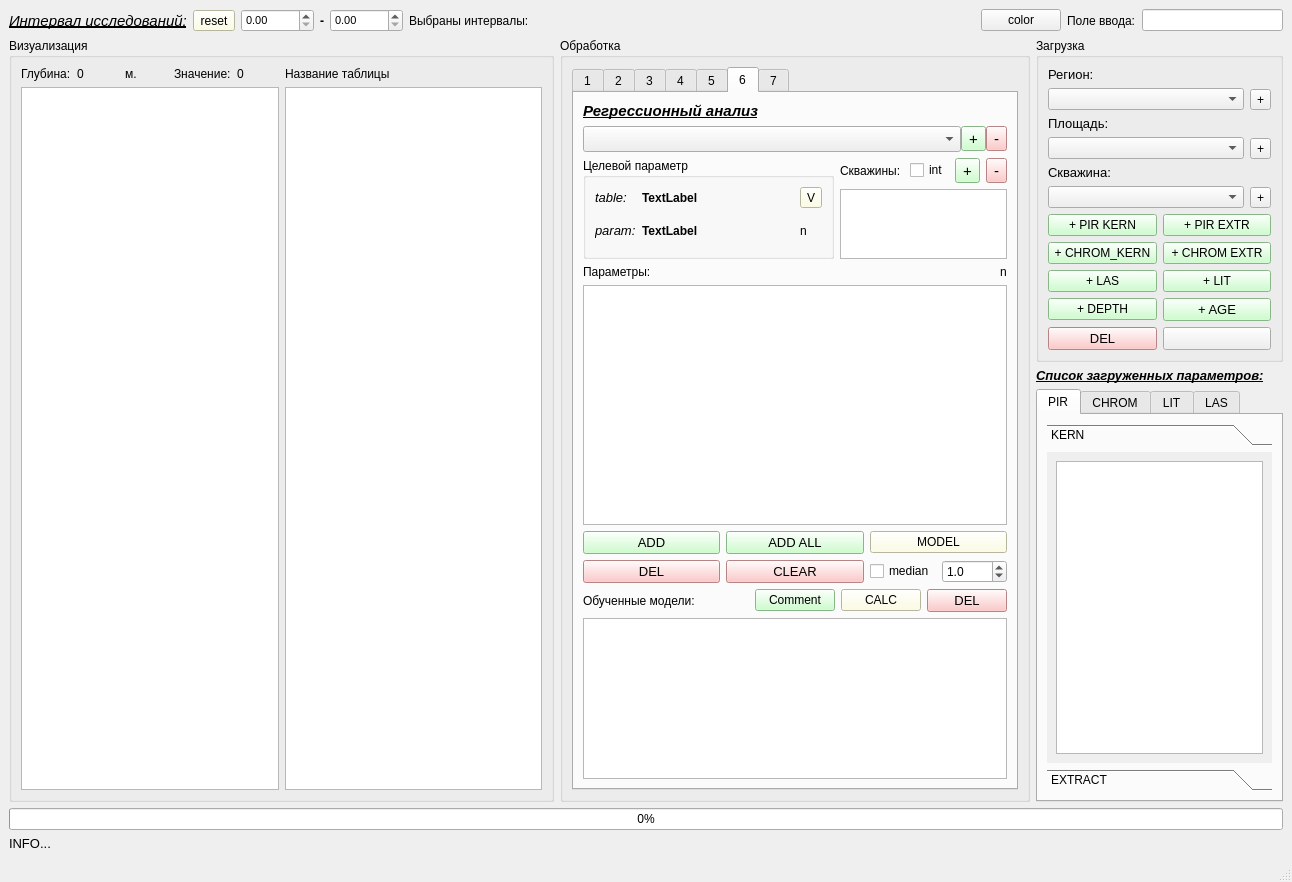
This is qt/domanic_dialog.ui in idergunoff/domanic as Qt 5 draws it before an edit. The edited form follows.
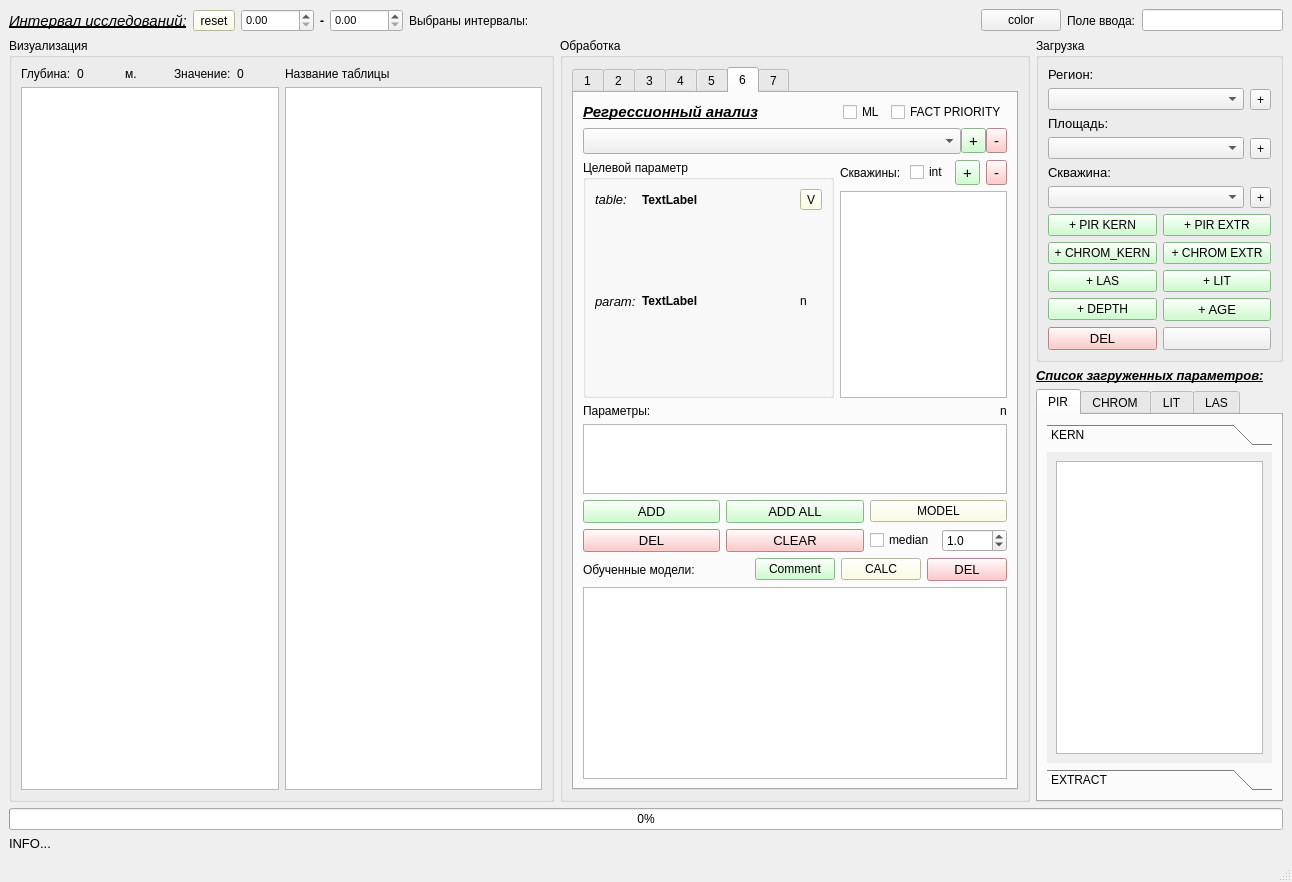
This is the edited form. The open tabs and pages were chosen to show the change. Custom widgets are drawn as their Qt base class.

Commit message: calc_data regression train model

Diff of the .ui file:
```diff
--- a/qt/domanic_dialog.ui
+++ b/qt/domanic_dialog.ui
@@ -2834,24 +2834,150 @@
                 </attribute>
                 <layout class="QGridLayout" name="gridLayout_98">
                  <item row="0" column="0">
-                  <widget class="QLabel" name="label_param_9">
-                   <property name="font">
-                    <font>
-                     <pointsize>11</pointsize>
-                     <weight>75</weight>
-                     <italic>true</italic>
-                     <bold>true</bold>
-                     <underline>true</underline>
-                    </font>
-                   </property>
-                   <property name="text">
-                    <string>Регрессионный анализ</string>
-                   </property>
-                  </widget>
-                 </item>
-                 <item row="1" column="0">
-                  <layout class="QGridLayout" name="gridLayout_97" rowstretch="0,1,5,3">
-                   <item row="0" column="0">
+                  <layout class="QGridLayout" name="gridLayout_97" rowstretch="0,1,5,3,0">
+                   <item row="3" column="0">
+                    <layout class="QGridLayout" name="gridLayout_93">
+                     <item row="0" column="0">
+                      <layout class="QGridLayout" name="gridLayout_91">
+                       <item row="1" column="0">
+                        <widget class="QListWidget" name="listWidget_reg_param"/>
+                       </item>
+                       <item row="0" column="0">
+                        <layout class="QGridLayout" name="gridLayout_101" columnstretch="1,0">
+                         <item row="0" column="0">
+                          <widget class="QLabel" name="label_24">
+                           <property name="text">
+                            <string>Параметры:</string>
+                           </property>
+                          </widget>
+                         </item>
+                         <item row="0" column="1">
+                          <widget class="QLabel" name="label_reg_n_features">
+                           <property name="text">
+                            <string>n</string>
+                           </property>
+                          </widget>
+                         </item>
+                        </layout>
+                       </item>
+                      </layout>
+                     </item>
+                     <item row="1" column="0">
+                      <layout class="QGridLayout" name="gridLayout_82">
+                       <item row="0" column="1">
+                        <widget class="QPushButton" name="pushButton_add_reg_all_param">
+                         <property name="font">
+                          <font>
+                           <pointsize>10</pointsize>
+                          </font>
+                         </property>
+                         <property name="styleSheet">
+                          <string notr="true">background-color: rgb(191, 255, 191);</string>
+                         </property>
+                         <property name="text">
+                          <string>ADD ALL</string>
+                         </property>
+                        </widget>
+                       </item>
+                       <item row="1" column="1">
+                        <widget class="QPushButton" name="pushButton_clear_reg_param">
+                         <property name="font">
+                          <font>
+                           <pointsize>10</pointsize>
+                          </font>
+                         </property>
+                         <property name="toolTip">
+                          <string>Очистить список параметров</string>
+                         </property>
+                         <property name="styleSheet">
+                          <string notr="true">background-color: rgb(255, 185, 185);</string>
+                         </property>
+                         <property name="text">
+                          <string>CLEAR</string>
+                         </property>
+                        </widget>
+                       </item>
+                       <item row="1" column="0">
+                        <widget class="QPushButton" name="pushButton_del_reg_param">
+                         <property name="font">
+                          <font>
+                           <pointsize>10</pointsize>
+                          </font>
+                         </property>
+                         <property name="toolTip">
+                          <string>Удалить выбранный параметр</string>
+                         </property>
+                         <property name="styleSheet">
+                          <string notr="true">background-color: rgb(255, 185, 185);</string>
+                         </property>
+                         <property name="text">
+                          <string>DEL</string>
+                         </property>
+                        </widget>
+                       </item>
+                       <item row="0" column="0">
+                        <widget class="QPushButton" name="pushButton_add_reg_param">
+                         <property name="font">
+                          <font>
+                           <pointsize>10</pointsize>
+                          </font>
+                         </property>
+                         <property name="toolTip">
+                          <string>Добавить параметр</string>
+                         </property>
+                         <property name="autoFillBackground">
+                          <bool>false</bool>
+                         </property>
+                         <property name="styleSheet">
+                          <string notr="true">background-color: rgb(191, 255, 191);</string>
+                         </property>
+                         <property name="text">
+                          <string>ADD</string>
+                         </property>
+                        </widget>
+                       </item>
+                       <item row="0" column="2">
+                        <widget class="QPushButton" name="pushButton_model_reg">
+                         <property name="styleSheet">
+                          <string notr="true">background-color: rgb(255, 255, 222);</string>
+                         </property>
+                         <property name="text">
+                          <string>MODEL</string>
+                         </property>
+                        </widget>
+                       </item>
+                       <item row="1" column="2">
+                        <layout class="QGridLayout" name="gridLayout_102">
+                         <item row="0" column="0">
+                          <widget class="QCheckBox" name="checkBox_reg_features_med">
+                           <property name="toolTip">
+                            <string>Усредненный сбор данных для модели - медиана в интервале</string>
+                           </property>
+                           <property name="text">
+                            <string>median</string>
+                           </property>
+                          </widget>
+                         </item>
+                         <item row="0" column="1">
+                          <widget class="QDoubleSpinBox" name="doubleSpinBox_reg_features_med_int">
+                           <property name="toolTip">
+                            <string>+/- метров от точки</string>
+                           </property>
+                           <property name="decimals">
+                            <number>1</number>
+                           </property>
+                           <property name="value">
+                            <double>1.000000000000000</double>
+                           </property>
+                          </widget>
+                         </item>
+                        </layout>
+                       </item>
+                      </layout>
+                     </item>
+                    </layout>
+                   </item>
+                   <item row="1" column="0">
                     <layout class="QGridLayout" name="gridLayout_88" columnstretch="7,1">
                      <property name="spacing">
                       <number>0</number>
@@ -2910,7 +3036,7 @@
                      </item>
                     </layout>
                    </item>
-                   <item row="1" column="0">
+                   <item row="2" column="0">
                     <layout class="QGridLayout" name="gridLayout_96" columnstretch="3,2">
                      <item row="0" column="0">
                       <widget class="QGroupBox" name="groupBox_4">
@@ -3067,149 +3193,7 @@
                      </item>
                     </layout>
                    </item>
-                   <item row="2" column="0">
-                    <layout class="QGridLayout" name="gridLayout_93">
-                     <item row="0" column="0">
-                      <layout class="QGridLayout" name="gridLayout_91">
-                       <item row="1" column="0">
-                        <widget class="QListWidget" name="listWidget_reg_param"/>
-                       </item>
-                       <item row="0" column="0">
-                        <layout class="QGridLayout" name="gridLayout_101" columnstretch="1,0">
-                         <item row="0" column="0">
-                          <widget class="QLabel" name="label_24">
-                           <property name="text">
-                            <string>Параметры:</string>
-                           </property>
-                          </widget>
-                         </item>
-                         <item row="0" column="1">
-                          <widget class="QLabel" name="label_reg_n_features">
-                           <property name="text">
-                            <string>n</string>
-                           </property>
-                          </widget>
-                         </item>
-                        </layout>
-                       </item>
-                      </layout>
-                     </item>
-                     <item row="1" column="0">
-                      <layout class="QGridLayout" name="gridLayout_82">
-                       <item row="0" column="1">
-                        <widget class="QPushButton" name="pushButton_add_reg_all_param">
-                         <property name="font">
-                          <font>
-                           <pointsize>10</pointsize>
-                          </font>
-                         </property>
-                         <property name="styleSheet">
-                          <string notr="true">background-color: rgb(191, 255, 191);</string>
-                         </property>
-                         <property name="text">
-                          <string>ADD ALL</string>
-                         </property>
-                        </widget>
-                       </item>
-                       <item row="1" column="1">
-                        <widget class="QPushButton" name="pushButton_clear_reg_param">
-                         <property name="font">
-                          <font>
-                           <pointsize>10</pointsize>
-                          </font>
-                         </property>
-                         <property name="toolTip">
-                          <string>Очистить список параметров</string>
-                         </property>
-                         <property name="styleSheet">
-                          <string notr="true">background-color: rgb(255, 185, 185);</string>
-                         </property>
-                         <property name="text">
-                          <string>CLEAR</string>
-                         </property>
-                        </widget>
-                       </item>
-                       <item row="1" column="0">
-                        <widget class="QPushButton" name="pushButton_del_reg_param">
-                         <property name="font">
-                          <font>
-                           <pointsize>10</pointsize>
-                          </font>
-                         </property>
-                         <property name="toolTip">
-                          <string>Удалить выбранный параметр</string>
-                         </property>
-                         <property name="styleSheet">
-                          <string notr="true">background-color: rgb(255, 185, 185);</string>
-                         </property>
-                         <property name="text">
-                          <string>DEL</string>
-                         </property>
-                        </widget>
-                       </item>
-                       <item row="0" column="0">
-                        <widget class="QPushButton" name="pushButton_add_reg_param">
-                         <property name="font">
-                          <font>
-                           <pointsize>10</pointsize>
-                          </font>
-                         </property>
-                         <property name="toolTip">
-                          <string>Добавить параметр</string>
-                         </property>
-                         <property name="autoFillBackground">
-                          <bool>false</bool>
-                         </property>
-                         <property name="styleSheet">
-                          <string notr="true">background-color: rgb(191, 255, 191);</string>
-                         </property>
-                         <property name="text">
-                          <string>ADD</string>
-                         </property>
-                        </widget>
-                       </item>
-                       <item row="0" column="2">
-                        <widget class="QPushButton" name="pushButton_model_reg">
-                         <property name="styleSheet">
-                          <string notr="true">background-color: rgb(255, 255, 222);</string>
-                         </property>
-                         <property name="text">
-                          <string>MODEL</string>
-                         </property>
-                        </widget>
-                       </item>
-                       <item row="1" column="2">
-                        <layout class="QGridLayout" name="gridLayout_102">
-                         <item row="0" column="0">
-                          <widget class="QCheckBox" name="checkBox_reg_features_med">
-                           <property name="toolTip">
-                            <string>Усредненный сбор данных для модели - медиана в интервале</string>
-                           </property>
-                           <property name="text">
-                            <string>median</string>
-                           </property>
-                          </widget>
-                         </item>
-                         <item row="0" column="1">
-                          <widget class="QDoubleSpinBox" name="doubleSpinBox_reg_features_med_int">
-                           <property name="toolTip">
-                            <string>+/- метров от точки</string>
-                           </property>
-                           <property name="decimals">
-                            <number>1</number>
-                           </property>
-                           <property name="value">
-                            <double>1.000000000000000</double>
-                           </property>
-                          </widget>
-                         </item>
-                        </layout>
-                       </item>
-                      </layout>
-                     </item>
-                    </layout>
-                   </item>
-                   <item row="3" column="0">
+                   <item row="4" column="0">
                     <layout class="QGridLayout" name="gridLayout_94">
                      <item row="0" column="0">
                       <layout class="QGridLayout" name="gridLayout_92" columnstretch="3,1,1,0">
@@ -3265,6 +3249,53 @@
                      </item>
                     </layout>
                    </item>
+                   <item row="0" column="0">
+                    <layout class="QGridLayout" name="gridLayout_108">
+                     <item row="0" column="0">
+                      <widget class="QLabel" name="label_param_12">
+                       <property name="font">
+                        <font>
+                         <pointsize>11</pointsize>
+                         <weight>75</weight>
+                         <italic>true</italic>
+                         <bold>true</bold>
+                         <underline>true</underline>
+                        </font>
+                       </property>
+                       <property name="text">
+                        <string>Регрессионный анализ</string>
+                       </property>
+                      </widget>
+                     </item>
+                     <item row="0" column="1">
+                      <spacer name="horizontalSpacer_2">
+                       <property name="orientation">
+                        <enum>Qt::Horizontal</enum>
+                       </property>
+                       <property name="sizeHint" stdset="0">
+                        <size>
+                         <width>40</width>
+                         <height>20</height>
+                        </size>
+                       </property>
+                      </spacer>
+                     </item>
+                     <item row="0" column="2">
+                      <widget class="QCheckBox" name="checkBox_regression_use_ml">
+                       <property name="text">
+                        <string>ML</string>
+                       </property>
+                      </widget>
+                     </item>
+                     <item row="0" column="3">
+                      <widget class="QCheckBox" name="checkBox_regression_fact_priority">
+                       <property name="text">
+                        <string>FACT PRIORITY</string>
+                       </property>
+                      </widget>
+                     </item>
+                    </layout>
+                   </item>
                   </layout>
                  </item>
                 </layout>
```
The commit also changes 5 other files.
